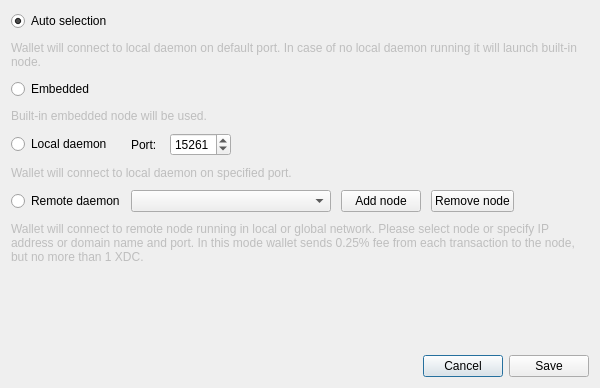
dcrsprotocol/dcrswallet, file src/gui/ui/connectionsettingsdialog.ui: the form before one commit.
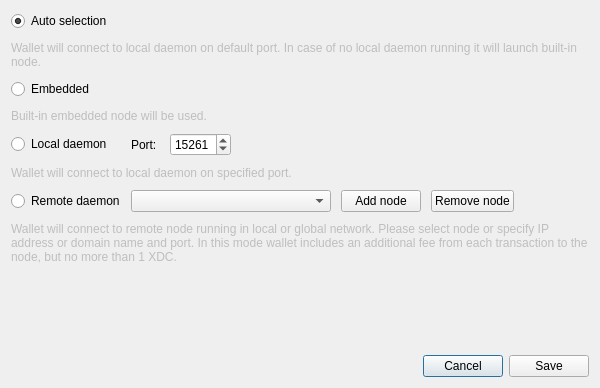
The form after the commit. Icons and pictures are not drawn.

```diff
--- a/src/gui/ui/connectionsettingsdialog.ui
+++ b/src/gui/ui/connectionsettingsdialog.ui
@@ -248,7 +248,7 @@
         </size>
        </property>
        <property name="text">
-        <string>Wallet will connect to remote node running in local or global network. Please select node or specify IP address or domain name and port. In this mode wallet sends 0.25% fee from each transaction to the node, but no more than 1 XDC.</string>
+        <string>Wallet will connect to remote node running in local or global network. Please select node or specify IP address or domain name and port. In this mode wallet includes an additional fee from each transaction to the node, but no more than 1 XDC.</string>
        </property>
        <property name="wordWrap">
         <bool>true</bool>
```
